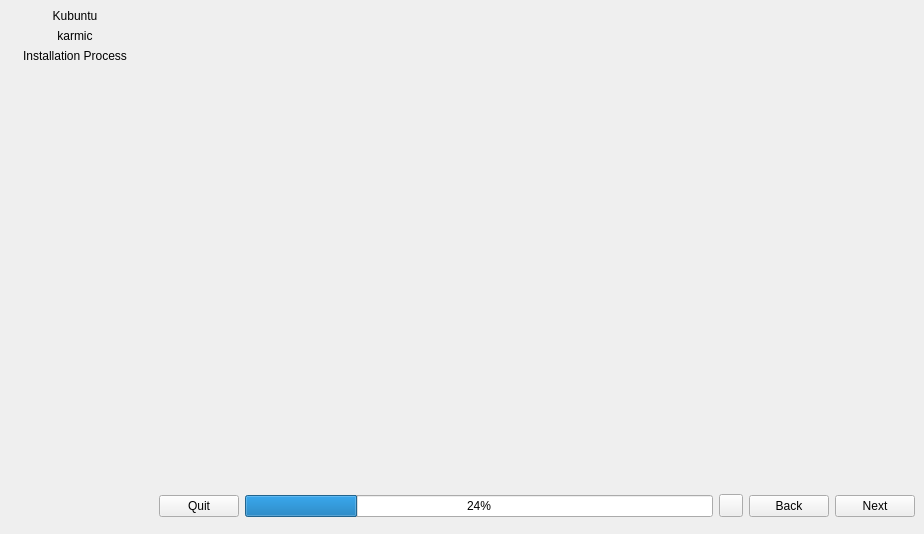
Above: gui/qt/app.ui from maui-linux/ubiquity before the change. Below: the same form after it.
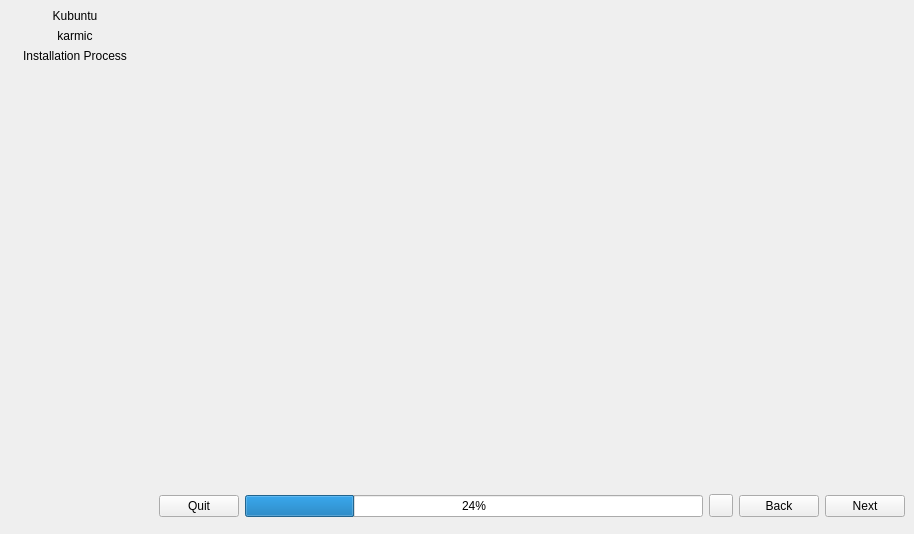
That is the form after the change.

```diff
--- a/gui/qt/app.ui
+++ b/gui/qt/app.ui
@@ -6,7 +6,7 @@
    <rect>
     <x>0</x>
     <y>0</y>
-    <width>924</width>
+    <width>914</width>
     <height>534</height>
    </rect>
   </property>
```
